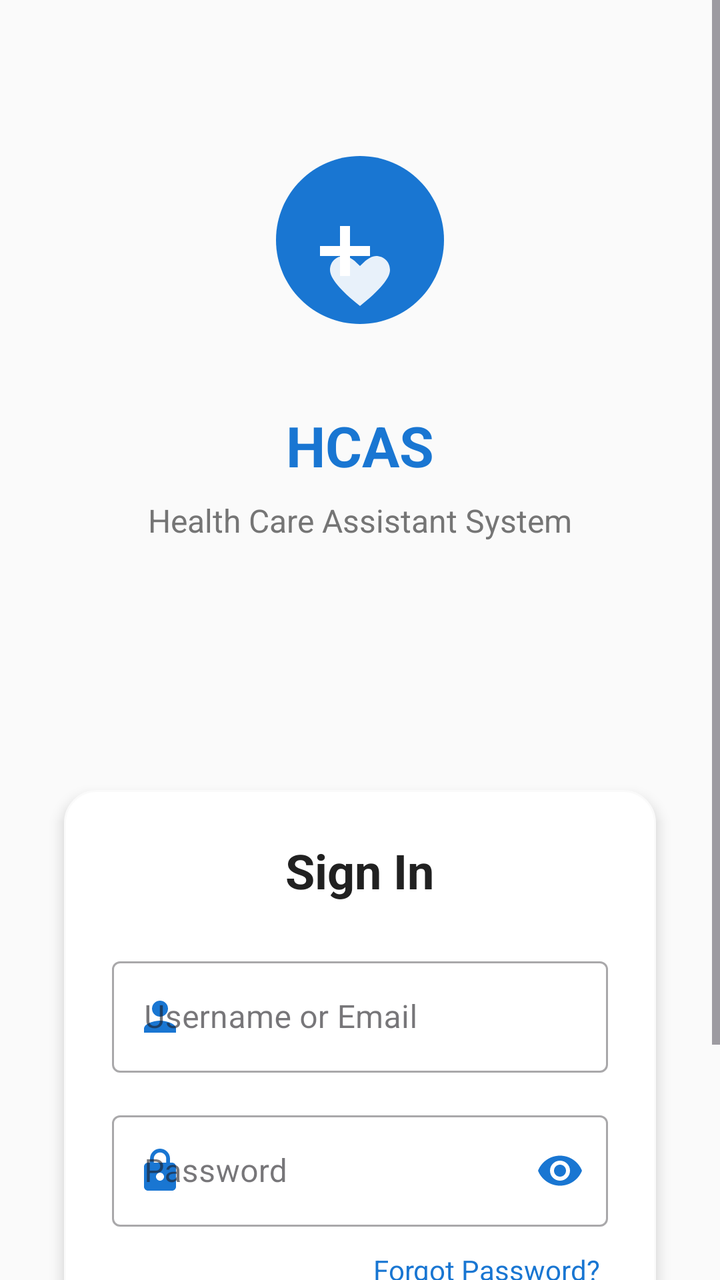
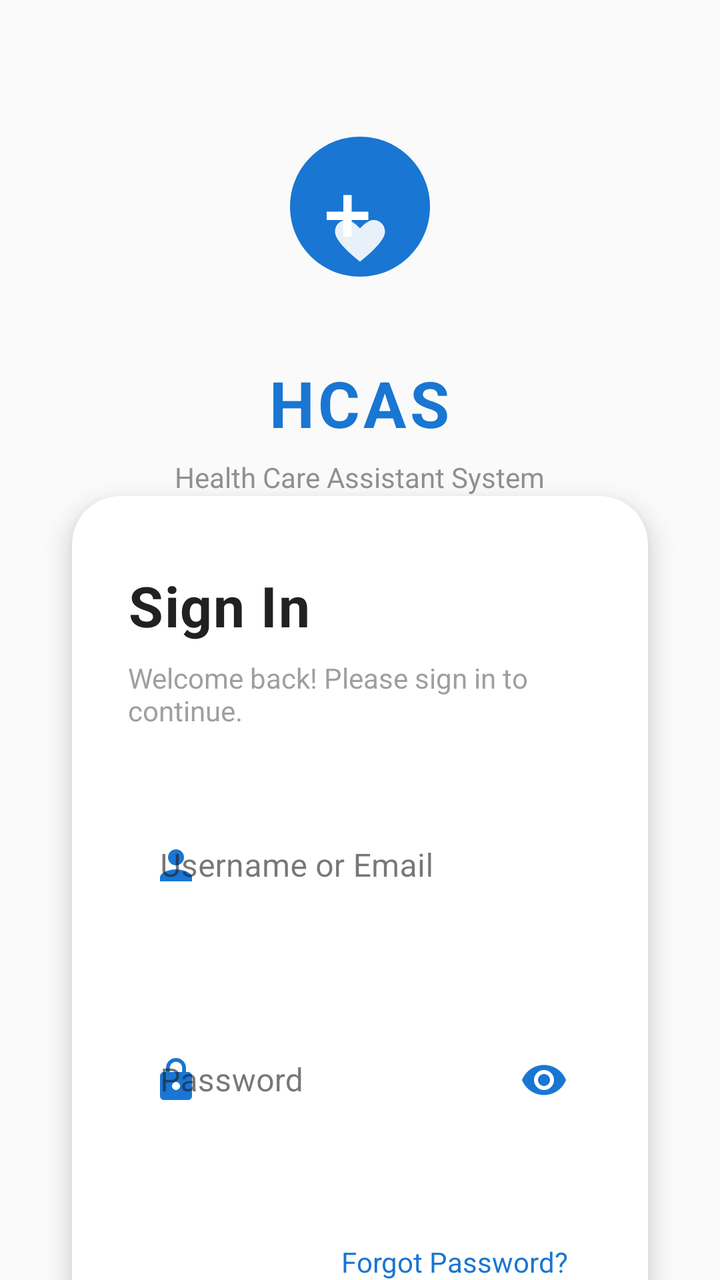

Compare the two renders of this Android layout. The source of the first and the diff that turns it into the second are given below.
<!-- AndroidManifest.xml: activity theme Theme.H_CAS.NoActionBar -->
<!-- res/layout/activity_login.xml -->
<?xml version="1.0" encoding="utf-8"?>
<ScrollView xmlns:android="http://schemas.android.com/apk/res/android"
    xmlns:app="http://schemas.android.com/apk/res-auto"
    xmlns:tools="http://schemas.android.com/tools"
    android:layout_width="match_parent"
    android:layout_height="match_parent"
    android:fillViewport="true"
    android:background="@color/background_light"
    tools:context=".LoginActivity">

    <androidx.constraintlayout.widget.ConstraintLayout
        android:layout_width="match_parent"
        android:layout_height="wrap_content"
        android:paddingStart="16dp"
        android:paddingTop="16dp"
        android:paddingEnd="16dp"
        android:paddingBottom="16dp">

        

        

        <LinearLayout
            android:id="@+id/loginFormContainer"
            android:layout_width="0dp"
            android:layout_height="wrap_content"
            android:layout_marginStart="16dp"
            android:layout_marginTop="124dp"
            android:layout_marginEnd="16dp"
            android:background="@drawable/login_form_background"
            android:elevation="4dp"
            android:maxWidth="400dp"
            android:orientation="vertical"
            android:padding="24dp"
            app:layout_constraintEnd_toEndOf="parent"
            app:layout_constraintHorizontal_bias="0.0"
            app:layout_constraintStart_toStartOf="parent"
            app:layout_constraintTop_toBottomOf="@id/logoContainer">

            <TextView
                android:id="@+id/loginTitleTextView"
                android:layout_width="wrap_content"
                android:layout_height="wrap_content"
                android:layout_gravity="center"
                android:layout_marginBottom="24dp"
                android:text="@string/login_title"
                android:textColor="@color/text_primary"
                android:textSize="24sp"
                android:textStyle="bold" />

            
            <com.google.android.material.textfield.TextInputLayout
                android:id="@+id/usernameTextInputLayout"
                style="@style/Widget.MaterialComponents.TextInputLayout.OutlinedBox"
                android:layout_width="match_parent"
                android:layout_height="wrap_content"
                android:layout_marginBottom="16dp"
                android:hint="@string/username_hint"
                app:startIconDrawable="@drawable/ic_person"
                app:startIconTint="@color/primary_blue">

                <com.google.android.material.textfield.TextInputEditText
                    android:id="@+id/usernameEditText"
                    android:layout_width="match_parent"
                    android:layout_height="wrap_content"
                    android:inputType="text"
                    android:maxLines="1" />

            </com.google.android.material.textfield.TextInputLayout>

            
            <com.google.android.material.textfield.TextInputLayout
                android:id="@+id/passwordTextInputLayout"
                style="@style/Widget.MaterialComponents.TextInputLayout.OutlinedBox"
                android:layout_width="match_parent"
                android:layout_height="wrap_content"
                android:layout_marginBottom="8dp"
                android:hint="@string/password_hint"
                app:endIconMode="password_toggle"
                app:endIconTint="@color/primary_blue"
                app:startIconDrawable="@drawable/ic_lock"
                app:startIconTint="@color/primary_blue">

                <com.google.android.material.textfield.TextInputEditText
                    android:id="@+id/passwordEditText"
                    android:layout_width="match_parent"
                    android:layout_height="wrap_content"
                    android:inputType="textPassword"
                    android:maxLines="1" />

            </com.google.android.material.textfield.TextInputLayout>

            

            
            <TextView
                android:id="@+id/forgotPasswordTextView"
                android:layout_width="wrap_content"
                android:layout_height="wrap_content"
                android:layout_gravity="end"
                android:layout_marginBottom="24dp"
                android:background="?attr/selectableItemBackground"
                android:clickable="true"
                android:focusable="true"
                android:padding="4dp"
                android:text="@string/forgot_password"
                android:textColor="@color/primary_blue"
                android:textSize="14sp" />

            <com.google.android.material.button.MaterialButton
                android:id="@+id/loginButton"
                android:layout_width="match_parent"
                android:layout_height="56dp"
                android:layout_marginBottom="16dp"
                android:text="@string/login_button"
                android:textColor="@color/white"
                android:textSize="16sp"
                android:textStyle="bold"
                app:backgroundTint="@color/primary_blue"
                app:cornerRadius="8dp" />

            
            <LinearLayout
                android:layout_width="match_parent"
                android:layout_height="wrap_content"
                android:gravity="center"
                android:orientation="horizontal">


            </LinearLayout>

        </LinearLayout>

        <LinearLayout
            android:id="@+id/logoContainer"
            android:layout_width="match_parent"
            android:layout_height="wrap_content"
            android:layout_marginTop="52dp"
            android:gravity="center"
            android:orientation="vertical"
            app:layout_constraintEnd_toEndOf="parent"
            app:layout_constraintHorizontal_bias="0.0"
            app:layout_constraintStart_toStartOf="parent"
            app:layout_constraintTop_toTopOf="parent">

            <ImageView
                android:id="@+id/logoImageView"
                android:layout_width="120dp"
                android:layout_height="120dp"
                android:contentDescription="HCAS Logo"
                android:scaleType="fitCenter"
                android:src="@drawable/ic_hcas_logo" />

            <TextView
                android:id="@+id/appTitleTextView"
                android:layout_width="wrap_content"
                android:layout_height="wrap_content"
                android:layout_marginTop="16dp"
                android:text="HCAS"
                android:textColor="@color/primary_blue"
                android:textSize="28sp"
                android:textStyle="bold" />

            <TextView
                android:id="@+id/subtitleTextView"
                android:layout_width="wrap_content"
                android:layout_height="wrap_content"
                android:layout_marginTop="8dp"
                android:text="Health Care Assistant System"
                android:textColor="@color/text_secondary"
                android:textSize="16sp" />

        </LinearLayout>

    </androidx.constraintlayout.widget.ConstraintLayout>

</ScrollView>
<!-- resources referenced by this layout -->
<resources>
  <color name="background_light">#FAFAFA</color>
  <color name="primary_blue">#1976D2</color>
  <color name="text_primary">#212121</color>
  <color name="text_secondary">#757575</color>
  <color name="white">#FFFFFFFF</color>
  <!-- drawable ic_hcas_logo (drawable) -->
  <?xml version="1.0" encoding="utf-8"?>
  <vector xmlns:android="http://schemas.android.com/apk/res/android"
      android:width="120dp"
      android:height="120dp"
      android:viewportWidth="120"
      android:viewportHeight="120">
      
      
      <path
          android:fillColor="#1976D2"
          android:pathData="M60,10 C83.196,10 102,28.804 102,52 C102,75.196 83.196,94 60,94 C36.804,94 18,75.196 18,52 C18,28.804 36.804,10 60,10 Z" />
      
      
      <path
          android:fillColor="#FFFFFF"
          android:pathData="M50,45 L50,55 L40,55 L40,60 L50,60 L50,70 L55,70 L55,60 L65,60 L65,55 L55,55 L55,45 L50,45 Z" />
      
      
      <path
          android:fillColor="#FFFFFF"
          android:fillAlpha="0.9"
          android:pathData="M60,65 C58,63 55,60 52,60 C48,60 45,63 45,67 C45,71 50,77 60,85 C70,77 75,71 75,67 C75,63 72,60 68,60 C65,60 62,63 60,65 Z" />
      
  </vector>
  <!-- drawable ic_lock (drawable) -->
  <?xml version="1.0" encoding="utf-8"?>
  <vector xmlns:android="http://schemas.android.com/apk/res/android"
      android:width="24dp"
      android:height="24dp"
      android:viewportWidth="24"
      android:viewportHeight="24"
      android:tint="@color/white">
      <path
          android:fillColor="@android:color/white"
          android:pathData="M18,8h-1L17,6c0,-2.76 -2.24,-5 -5,-5S7,3.24 7,6v2L6,8c-1.1,0 -2,0.9 -2,2v10c0,1.1 0.9,2 2,2h12c1.1,0 2,-0.9 2,-2L20,10c0,-1.1 -0.9,-2 -2,-2zM12,17c-1.1,0 -2,-0.9 -2,-2s0.9,-2 2,-2 2,0.9 2,2 -0.9,2 -2,2zM15.1,8L8.9,8L8.9,6c0,-1.71 1.39,-3.1 3.1,-3.1 1.71,0 3.1,1.39 3.1,3.1v2z"/>
  </vector>
  <!-- drawable ic_person (drawable) -->
  <vector xmlns:android="http://schemas.android.com/apk/res/android"
      android:width="24dp"
      android:height="24dp"
      android:viewportWidth="24"
      android:viewportHeight="24"
      android:tint="?attr/colorOnSurface">
    <path
        android:fillColor="@android:color/white"
        android:pathData="M12,12c2.21,0 4,-1.79 4,-4s-1.79,-4 -4,-4 -4,1.79 -4,4 1.79,4 4,4zM12,14c-2.67,0 -8,1.34 -8,4v2h16v-2c0,-2.66 -5.33,-4 -8,-4z"/>
  </vector>
  <!-- drawable login_form_background (drawable) -->
  <?xml version="1.0" encoding="utf-8"?>
  <shape xmlns:android="http://schemas.android.com/apk/res/android"
      android:shape="rectangle">
      
      <solid android:color="@color/white" />
      
      <corners android:radius="16dp" />
      
      <stroke
          android:width="1dp"
          android:color="@color/background_light" />
          
  </shape>
  <string name="forgot_password">Forgot Password?</string>
  <string name="login_button">Sign In</string>
  <string name="login_title">Sign In</string>
  <string name="password_hint">Password</string>
  <string name="username_hint">Username or Email</string>
  <style name="Theme.H_CAS.NoActionBar" parent="Theme.Material3.DayNight.NoActionBar">
          <item name="colorPrimary">@color/primary_blue</item>
          <item name="colorPrimaryDark">@color/primary_blue_dark</item>
          <item name="colorAccent">@color/accent_blue</item>
          <item name="android:statusBarColor">@color/white</item>
          <item name="android:windowLightStatusBar">true</item>
      </style>
  <color name="primary_blue_dark">#1565C0</color>
  <color name="accent_blue">#2196F3</color>
</resources>

<!-- the commit's change to res/layout/activity_login.xml (unified diff, before → after) -->
@@ -1,177 +1,270 @@
 <?xml version="1.0" encoding="utf-8"?>
-<ScrollView xmlns:android="http://schemas.android.com/apk/res/android"
+<androidx.constraintlayout.widget.ConstraintLayout xmlns:android="http://schemas.android.com/apk/res/android"
     xmlns:app="http://schemas.android.com/apk/res-auto"
     xmlns:tools="http://schemas.android.com/tools"
     android:layout_width="match_parent"
     android:layout_height="match_parent"
-    android:fillViewport="true"
     android:background="@color/background_light"
+    android:fitsSystemWindows="true"
     tools:context=".LoginActivity">
 
-    <androidx.constraintlayout.widget.ConstraintLayout
-        android:layout_width="match_parent"
-        android:layout_height="wrap_content"
-        android:paddingStart="16dp"
-        android:paddingTop="16dp"
-        android:paddingEnd="16dp"
-        android:paddingBottom="16dp">
-
-        
-
-        
-
-        <LinearLayout
-            android:id="@+id/loginFormContainer"
-            android:layout_width="0dp"
+    
+    <ScrollView
+        android:layout_width="0dp"
+        android:layout_height="0dp"
+        android:fillViewport="true"
+        android:overScrollMode="ifContentScrolls"
+        android:scrollbars="none"
+        app:layout_constraintTop_toTopOf="parent"
+        app:layout_constraintBottom_toBottomOf="parent"
+        app:layout_constraintStart_toStartOf="parent"
+        app:layout_constraintEnd_toEndOf="parent">
+
+        <androidx.constraintlayout.widget.ConstraintLayout
+            android:layout_width="match_parent"
             android:layout_height="wrap_content"
-            android:layout_marginStart="16dp"
-            android:layout_marginTop="124dp"
-            android:layout_marginEnd="16dp"
-            android:background="@drawable/login_form_background"
-            android:elevation="4dp"
-            android:maxWidth="400dp"
-            android:orientation="vertical"
-            android:padding="24dp"
-            app:layout_constraintEnd_toEndOf="parent"
-            app:layout_constraintHorizontal_bias="0.0"
-            app:layout_constraintStart_toStartOf="parent"
-            app:layout_constraintTop_toBottomOf="@id/logoContainer">
-
-            <TextView
-                android:id="@+id/loginTitleTextView"
-                android:layout_width="wrap_content"
-                android:layout_height="wrap_content"
-                android:layout_gravity="center"
-                android:layout_marginBottom="24dp"
-                android:text="@string/login_title"
-                android:textColor="@color/text_primary"
-                android:textSize="24sp"
-                android:textStyle="bold" />
-
-            
-            <com.google.android.material.textfield.TextInputLayout
-                android:id="@+id/usernameTextInputLayout"
-                style="@style/Widget.MaterialComponents.TextInputLayout.OutlinedBox"
-                android:layout_width="match_parent"
-                android:layout_height="wrap_content"
-                android:layout_marginBottom="16dp"
-                android:hint="@string/username_hint"
-                app:startIconDrawable="@drawable/ic_person"
-                app:startIconTint="@color/primary_blue">
-
-                <com.google.android.material.textfield.TextInputEditText
-                    android:id="@+id/usernameEditText"
-                    android:layout_width="match_parent"
-                    android:layout_height="wrap_content"
-                    android:inputType="text"
-                    android:maxLines="1" />
-
-            </com.google.android.material.textfield.TextInputLayout>
-
-            
-            <com.google.android.material.textfield.TextInputLayout
-                android:id="@+id/passwordTextInputLayout"
-                style="@style/Widget.MaterialComponents.TextInputLayout.OutlinedBox"
-                android:layout_width="match_parent"
-                android:layout_height="wrap_content"
-                android:layout_marginBottom="8dp"
-                android:hint="@string/password_hint"
-                app:endIconMode="password_toggle"
-                app:endIconTint="@color/primary_blue"
-                app:startIconDrawable="@drawable/ic_lock"
-                app:startIconTint="@color/primary_blue">
-
-                <com.google.android.material.textfield.TextInputEditText
-                    android:id="@+id/passwordEditText"
-                    android:layout_width="match_parent"
-                    android:layout_height="wrap_content"
-                    android:inputType="textPassword"
-                    android:maxLines="1" />
-
-            </com.google.android.material.textfield.TextInputLayout>
-
-            
-
-            
-            <TextView
-                android:id="@+id/forgotPasswordTextView"
-                android:layout_width="wrap_content"
-                android:layout_height="wrap_content"
-                android:layout_gravity="end"
-                android:layout_marginBottom="24dp"
-                android:background="?attr/selectableItemBackground"
-                android:clickable="true"
-                android:focusable="true"
-                android:padding="4dp"
-                android:text="@string/forgot_password"
-                android:textColor="@color/primary_blue"
-                android:textSize="14sp" />
-
-            <com.google.android.material.button.MaterialButton
-                android:id="@+id/loginButton"
-                android:layout_width="match_parent"
-                android:layout_height="56dp"
-                android:layout_marginBottom="16dp"
-                android:text="@string/login_button"
-                android:textColor="@color/white"
-                android:textSize="16sp"
-                android:textStyle="bold"
-                app:backgroundTint="@color/primary_blue"
-                app:cornerRadius="8dp" />
+            android:paddingStart="20dp"
+            android:paddingTop="40dp"
+            android:paddingEnd="20dp"
+            android:paddingBottom="40dp">
 
             
             <LinearLayout
-                android:layout_width="match_parent"
+                android:id="@+id/logoContainer"
+                android:layout_width="0dp"
                 android:layout_height="wrap_content"
+                android:layout_marginTop="20dp"
+                android:layout_marginBottom="48dp"
                 android:gravity="center"
-                android:orientation="horizontal">
-
+                android:orientation="vertical"
+                app:layout_constraintEnd_toEndOf="parent"
+                app:layout_constraintStart_toStartOf="parent"
+                app:layout_constraintTop_toTopOf="parent">
+
+                
+                <ImageView
+                    android:id="@+id/logoImageView"
+                    android:layout_width="100dp"
+                    android:layout_height="100dp"
+                    android:layout_marginBottom="20dp"
+                    android:contentDescription="HCAS Logo"
+                    android:scaleType="fitCenter"
+                    android:src="@drawable/ic_hcas_logo" />
+
+                
+                <TextView
+                    android:id="@+id/appTitleTextView"
+                    android:layout_width="wrap_content"
+                    android:layout_height="wrap_content"
+                    android:text="HCAS"
+                    android:textColor="@color/primary_blue"
+                    android:textSize="32sp"
+                    android:textStyle="bold"
+                    android:letterSpacing="0.05" />
+
+                
+                <TextView
+                    android:id="@+id/subtitleTextView"
+                    android:layout_width="wrap_content"
+                    android:layout_height="wrap_content"
+                    android:layout_marginTop="6dp"
+                    android:text="Health Care Assistant System"
+                    android:textColor="@color/text_secondary"
+                    android:textSize="14sp"
+                    android:alpha="0.8" />
 
             </LinearLayout>
 
-        </LinearLayout>
-
-        <LinearLayout
-            android:id="@+id/logoContainer"
-            android:layout_width="match_parent"
-            android:layout_height="wrap_content"
-            android:layout_marginTop="52dp"
-            android:gravity="center"
-            android:orientation="vertical"
-            app:layout_constraintEnd_toEndOf="parent"
-            app:layout_constraintHorizontal_bias="0.0"
-            app:layout_constraintStart_toStartOf="parent"
-            app:layout_constraintTop_toTopOf="parent">
-
-            <ImageView
-                android:id="@+id/logoImageView"
-                android:layout_width="120dp"
-                android:layout_height="120dp"
-                android:contentDescription="HCAS Logo"
-                android:scaleType="fitCenter"
-                android:src="@drawable/ic_hcas_logo" />
-
-            <TextView
-                android:id="@+id/appTitleTextView"
-                android:layout_width="wrap_content"
+            
+            <com.google.android.material.card.MaterialCardView
+                android:id="@+id/loginFormCardContainer"
+                android:layout_width="0dp"
                 android:layout_height="wrap_content"
-                android:layout_marginTop="16dp"
-                android:text="HCAS"
-                android:textColor="@color/primary_blue"
-                android:textSize="28sp"
-                android:textStyle="bold" />
-
-            <TextView
-                android:id="@+id/subtitleTextView"
-                android:layout_width="wrap_content"
-                android:layout_height="wrap_content"
-                android:layout_marginTop="8dp"
-                android:text="Health Care Assistant System"
-                android:textColor="@color/text_secondary"
-                android:textSize="16sp" />
-
-        </LinearLayout>
-
-    </androidx.constraintlayout.widget.ConstraintLayout>
-
-</ScrollView>
+                android:layout_marginStart="16dp"
+                android:layout_marginTop="0dp"
+                android:layout_marginEnd="16dp"
+                android:layout_marginBottom="24dp"
+                app:cardCornerRadius="24dp"
+                app:cardElevation="8dp"
+                app:cardBackgroundColor="@color/white"
+                app:strokeWidth="0dp"
+                app:layout_constraintEnd_toEndOf="parent"
+                app:layout_constraintStart_toStartOf="parent"
+                app:layout_constraintTop_toBottomOf="@id/logoContainer"
+                app:layout_constraintBottom_toBottomOf="parent">
+
+                <LinearLayout
+                    android:id="@+id/loginFormContainer"
+                    android:layout_width="match_parent"
+                    android:layout_height="wrap_content"
+                    android:orientation="vertical"
+                    android:paddingStart="28dp"
+                    android:paddingTop="36dp"
+                    android:paddingEnd="28dp"
+                    android:paddingBottom="36dp">
+
+                
+                <LinearLayout
+                    android:layout_width="match_parent"
+                    android:layout_height="wrap_content"
+                    android:orientation="vertical"
+                    android:layout_marginBottom="32dp">
+
+                    <TextView
+                        android:id="@+id/loginTitleTextView"
+                        android:layout_width="wrap_content"
+                        android:layout_height="wrap_content"
+                        android:text="@string/login_title"
+                        android:textColor="@color/text_primary"
+                        android:textSize="28sp"
+                        android:textStyle="bold"
+                        android:letterSpacing="0.02" />
+
+                    <TextView
+                        android:layout_width="wrap_content"
+                        android:layout_height="wrap_content"
+                        android:layout_marginTop="8dp"
+                        android:text="Welcome back! Please sign in to continue."
+                        android:textColor="@color/text_secondary"
+                        android:textSize="14sp"
+                        android:alpha="0.7" />
+
+                </LinearLayout>
+
+                
+                <com.google.android.material.textfield.TextInputLayout
+                    android:id="@+id/usernameTextInputLayout"
+                    style="@style/Widget.MaterialComponents.TextInputLayout.OutlinedBox"
+                    android:layout_width="match_parent"
+                    android:layout_height="wrap_content"
+                    android:layout_marginBottom="20dp"
+                    android:hint="@string/username_hint"
+                    android:minHeight="60dp"
+                    app:boxCornerRadiusTopStart="16dp"
+                    app:boxCornerRadiusTopEnd="16dp"
+                    app:boxCornerRadiusBottomStart="16dp"
+                    app:boxCornerRadiusBottomEnd="16dp"
+                    app:boxStrokeWidth="2dp"
+                    app:boxStrokeWidthFocused="3dp"
+                    app:boxStrokeColor="#CCCCCC"
+                    app:boxBackgroundColor="@android:color/white"
+                    app:startIconDrawable="@drawable/ic_person"
+                    app:startIconTint="@color/primary_blue"
+                    app:startIconContentDescription="Username icon"
+                    app:hintTextColor="@color/primary_blue"
+                    app:hintEnabled="true"
+                    app:hintAnimationEnabled="true"
+                    app:helperTextEnabled="false"
+                    app:errorEnabled="true">
+
+                    <com.google.android.material.textfield.TextInputEditText
+                        android:id="@+id/usernameEditText"
+                        android:layout_width="match_parent"
+                        android:layout_height="wrap_content"
+                        android:inputType="text"
+                        android:maxLines="1"
+                        android:paddingStart="16dp"
+                        android:paddingTop="20dp"
+                        android:paddingEnd="16dp"
+                        android:paddingBottom="20dp"
+                        android:textSize="16sp"
+                        android:textColor="@color/text_primary"
+                        android:background="@android:color/transparent"
+                        android:imeOptions="actionNext" />
+
+                </com.google.android.material.textfield.TextInputLayout>
+
+                
+                <com.google.android.material.textfield.TextInputLayout
+                    android:id="@+id/passwordTextInputLayout"
+                    style="@style/Widget.MaterialComponents.TextInputLayout.OutlinedBox"
+                    android:layout_width="match_parent"
+                    android:layout_height="wrap_content"
+                    android:layout_marginBottom="16dp"
+                    android:hint="@string/password_hint"
+                    android:minHeight="60dp"
+                    app:boxCornerRadiusTopStart="16dp"
+                    app:boxCornerRadiusTopEnd="16dp"
+                    app:boxCornerRadiusBottomStart="16dp"
+                    app:boxCornerRadiusBottomEnd="16dp"
+                    app:boxStrokeWidth="2dp"
+                    app:boxStrokeWidthFocused="3dp"
+                    app:boxStrokeColor="#CCCCCC"
+                    app:boxBackgroundColor="@android:color/white"
+                    app:endIconMode="password_toggle"
+                    app:endIconTint="@color/primary_blue"
+                    app:endIconContentDescription="Toggle password visibility"
+                    app:startIconDrawable="@drawable/ic_lock"
+                    app:startIconTint="@color/primary_blue"
+                    app:startIconContentDescription="Password icon"
+                    app:hintTextColor="@color/primary_blue"
+                    app:hintEnabled="true"
+                    app:hintAnimationEnabled="true"
+                    app:helperTextEnabled="false"
+                    app:errorEnabled="true">
+
+                    <com.google.android.material.textfield.TextInputEditText
+                        android:id="@+id/passwordEditText"
+                        android:layout_width="match_parent"
+                        android:layout_height="wrap_content"
+                        android:inputType="textPassword"
+                        android:maxLines="1"
+                        android:paddingStart="16dp"
+                        android:paddingTop="20dp"
+                        android:paddingEnd="16dp"
+                        android:paddingBottom="20dp"
+                        android:textSize="16sp"
+                        android:textColor="@color/text_primary"
+                        android:background="@android:color/transparent"
+                        android:imeOptions="actionDone" />
+
+                </com.google.android.material.textfield.TextInputLayout>
+
+                
+                <TextView
+                    android:id="@+id/forgotPasswordTextView"
+                    android:layout_width="wrap_content"
+                    android:layout_height="wrap_content"
+                    android:layout_gravity="end"
+                    android:layout_marginTop="4dp"
+                    android:layout_marginBottom="28dp"
+                    android:background="?attr/selectableItemBackgroundBorderless"
+                    android:clickable="true"
+                    android:focusable="true"
+                    android:paddingStart="12dp"
+                    android:paddingTop="10dp"
+                    android:paddingEnd="12dp"
+                    android:paddingBottom="10dp"
+                    android:text="@string/forgot_password"
+                    android:textColor="@color/primary_blue"
+                    android:textSize="14sp"
+                    android:textStyle="normal" />
+
+                
+                <com.google.android.material.button.MaterialButton
+                    android:id="@+id/loginButton"
+                    android:layout_width="match_parent"
+                    android:layout_height="60dp"
+                    android:layout_marginTop="4dp"
+                    android:text="@string/login_button"
+                    android:textColor="@color/white"
+                    android:textSize="17sp"
+                    android:textStyle="bold"
+                    android:letterSpacing="0.03"
+                    android:insetTop="0dp"
+                    android:insetBottom="0dp"
+                    app:backgroundTint="@color/primary_blue"
+                    app:cornerRadius="16dp"
+                    app:elevation="4dp"
+                    app:rippleColor="@color/white"
+                    app:strokeWidth="0dp" />
+
+                </LinearLayout>
+
+            </com.google.android.material.card.MaterialCardView>
+
+        </androidx.constraintlayout.widget.ConstraintLayout>
+
+    </ScrollView>
+
+</androidx.constraintlayout.widget.ConstraintLayout>
<!-- resource entries referenced after the edit -->
@@ -53,20 +53,6 @@
         android:fillColor="@android:color/white"
         android:pathData="M12,12c2.21,0 4,-1.79 4,-4s-1.79,-4 -4,-4 -4,1.79 -4,4 1.79,4 4,4zM12,14c-2.67,0 -8,1.34 -8,4v2h16v-2c0,-2.66 -5.33,-4 -8,-4z"/>
   </vector>
-  <!-- drawable login_form_background (drawable) -->
-  <?xml version="1.0" encoding="utf-8"?>
-  <shape xmlns:android="http://schemas.android.com/apk/res/android"
-      android:shape="rectangle">
-      
-      <solid android:color="@color/white" />
-      
-      <corners android:radius="16dp" />
-      
-      <stroke
-          android:width="1dp"
-          android:color="@color/background_light" />
-          
-  </shape>
   <string name="forgot_password">Forgot Password?</string>
   <string name="login_button">Sign In</string>
   <string name="login_title">Sign In</string>
